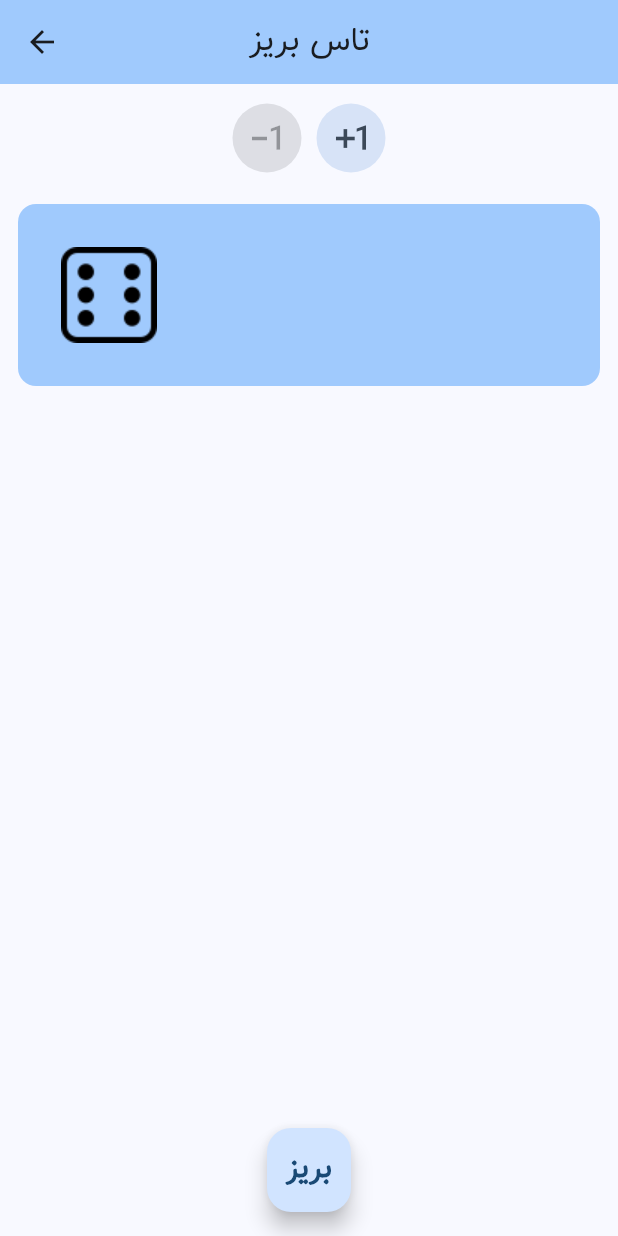
After one commit to Reza-Babakhani/draw_lots, a Flutter app: the MyHomePage screen opened directly, after a tap on "تاس بریز", on a phone screen of 412 x 824 dp. The commit adds this screen. Run offline on Flutter 3.47's test engine with Material 2 defaults, Android fonts, the phone set to English and light mode, and no system bars; our stand-ins replace flip_card, just_audio.

Commit message:
add dice

```diff
--- a/lib/main.dart
+++ b/lib/main.dart
@@ -1,3 +1,4 @@
+import 'package:draw_lots/screens/dice_screen.dart';
 import 'package:draw_lots/screens/flip_a_coin_screen.dart';
 import 'package:flutter/material.dart';
 
@@ -51,7 +52,10 @@ class _MyHomePageState extends State<MyHomePage> {
           mainAxisSpacing: 12,
         ),
         children: [
-          ItemCard("تاس بریز", "assets/images/dice-64.png", () {}),
+          ItemCard("تاس بریز", "assets/images/dice-64.png", () {
+            Navigator.of(context)
+                .push(MaterialPageRoute(builder: (ctx) => const DiceScreen()));
+          }),
           ItemCard("شیر یا خط", "assets/images/coin-toss-64.png", () {
             Navigator.of(context).push(
                 MaterialPageRoute(builder: (ctx) => const FlipACoinScreen()));
--- /dev/null
+++ b/lib/screens/dice_screen.dart
@@ -0,0 +1,127 @@
+import 'dart:math';
+
+import 'package:flutter/material.dart';
+import 'package:just_audio/just_audio.dart';
+
+class DiceScreen extends StatefulWidget {
+  const DiceScreen({super.key});
+
+  @override
+  State<DiceScreen> createState() => _DiceScreenState();
+}
+
+class _DiceScreenState extends State<DiceScreen> {
+  final random = Random();
+  final _player = AudioPlayer();
+  int _diceCount = 1;
+  List<int> _diceValues = List.filled(1, 6);
+
+  @override
+  void initState() {
+    _player.setAsset("assets/audio/dice.mp3", preload: true);
+
+    super.initState();
+  }
+
+  @override
+  Widget build(BuildContext context) {
+    return Scaffold(
+      appBar: AppBar(
+        backgroundColor: Theme.of(context).colorScheme.inversePrimary,
+        centerTitle: true,
+        title: const Text("تاس بریز"),
+      ),
+      body: Padding(
+        padding: const EdgeInsets.all(12),
+        child: SingleChildScrollView(
+          child: Column(children: [
+            Row(
+              mainAxisAlignment: MainAxisAlignment.center,
+              children: [
+                IconButton.filledTonal(
+                  onPressed: _diceCount <= 1
+                      ? null
+                      : () {
+                          setState(() {
+                            _diceCount--;
+                            _diceValues = List.filled(_diceCount, 6);
+                          });
+                        },
+                  icon: const Icon(Icons.exposure_minus_1),
+                  iconSize: 30,
+                ),
+                const SizedBox(
+                  width: 8,
+                ),
+                IconButton.filledTonal(
+                  onPressed: _diceCount >= 9
+                      ? null
+                      : () {
+                          setState(() {
+                            _diceCount++;
+                            _diceValues = List.filled(_diceCount, 6);
+                          });
+                        },
+                  icon: const Icon(Icons.exposure_plus_1),
+                  iconSize: 30,
+                ),
+              ],
+            ),
+            const SizedBox(
+              height: 20,
+            ),
+            Container(
+              decoration: BoxDecoration(
+                borderRadius: BorderRadius.circular(12),
+                color: Theme.of(context).colorScheme.inversePrimary,
+              ),
+              child: Center(
+                child: GridView(
+                  shrinkWrap: true,
+                  gridDelegate: const SliverGridDelegateWithMaxCrossAxisExtent(
+                    maxCrossAxisExtent: 150,
+                    childAspectRatio: 1,
+                    crossAxisSpacing: 12,
+                    mainAxisSpacing: 12,
+                  ),
+                  children: [
+                    ...[
+                      for (int i = 0; i < _diceCount; i++)
+                        Image.asset("assets/images/${_diceValues[i]}-64.png"),
+                    ]
+                  ],
+                ),
+              ),
+            )
+          ]),
+        ),
+      ),
+      floatingActionButton: FloatingActionButton(
+          child: const Text(
+            "بریز",
+            style: TextStyle(
+              fontSize: 20,
+              fontWeight: FontWeight.bold,
+            ),
+          ),
+          onPressed: () async {
+            await _player.seek(Duration.zero);
+            await _player.play();
+
+            await Future.delayed(const Duration(milliseconds: 100));
+            for (int i = 0; i < _diceCount; i++) {
+              setState(() {
+                _diceValues[i] = random.nextInt(5) + 1;
+              });
+            }
+          }),
+      floatingActionButtonLocation: FloatingActionButtonLocation.centerFloat,
+    );
+  }
+
+  @override
+  void dispose() {
+    _player.dispose();
+    super.dispose();
+  }
+}
--- a/lib/widgets/item_card.dart
+++ b/lib/widgets/item_card.dart
@@ -1,4 +1,3 @@
-
 import 'package:flutter/material.dart';
 
 class ItemCard extends StatelessWidget {
@@ -23,15 +22,20 @@ class ItemCard extends StatelessWidget {
         child: Padding(
           padding: const EdgeInsets.all(8.0),
           child: Column(
+            mainAxisAlignment: MainAxisAlignment.center,
             children: [
-              Image(
-                image: AssetImage(image),
-                height: 150,
+              Image.asset(
+                image,
+              ),
+              const SizedBox(
+                height: 20,
               ),
               Text(
                 title,
-                style:
-                    const TextStyle(fontSize: 16, fontWeight: FontWeight.bold),
+                style: const TextStyle(
+                  fontSize: 16,
+                  fontWeight: FontWeight.bold,
+                ),
               )
             ],
           ),
```
Also changed, not shown: 1 other file.
